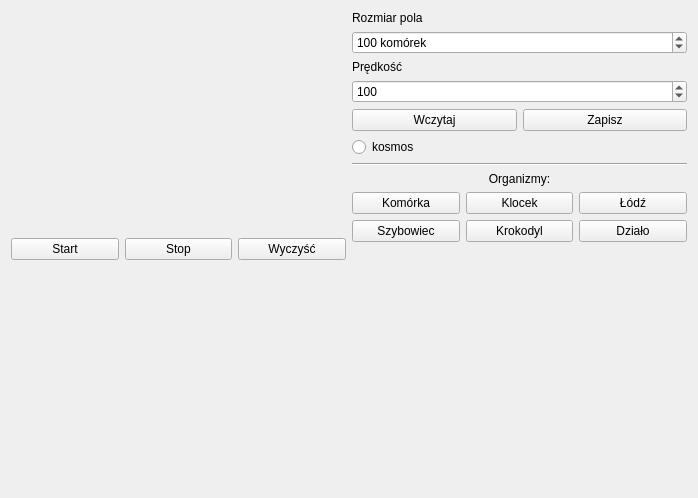
This is mainwindow.ui in Buczeq/conway as Qt 5 draws it before an edit. The edited form follows.
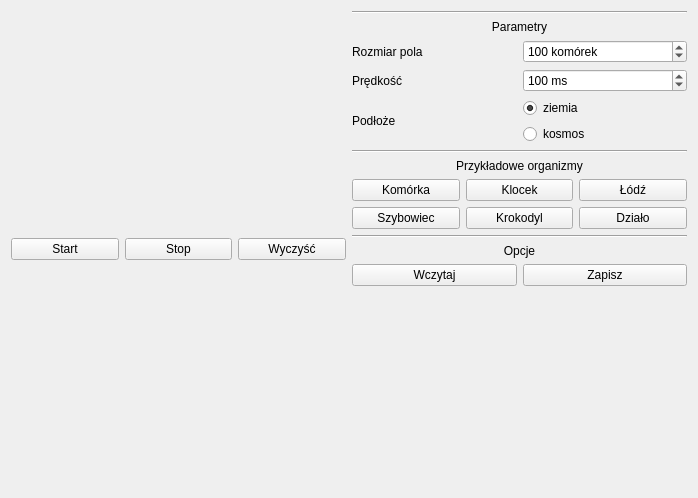
This is the edited form.

What changed in the file:
```diff
--- a/mainwindow.ui
+++ b/mainwindow.ui
@@ -55,6 +55,25 @@
          <layout class="QHBoxLayout" name="controlLayout"/>
         </item>
         <item>
+         <widget class="Line" name="line_3">
+          <property name="orientation">
+           <enum>Qt::Horizontal</enum>
+          </property>
+         </widget>
+        </item>
+        <item>
+         <widget class="QLabel" name="label_4">
+          <property name="text">
+           <string>Parametry</string>
+          </property>
+          <property name="alignment">
+           <set>Qt::AlignCenter</set>
+          </property>
+         </widget>
+        </item>
+        <item>
+         <layout class="QHBoxLayout" name="horizontalLayout_6">
+          <item>
          <widget class="QLabel" name="label">
           <property name="text">
            <string>Rozmiar pola</string>
@@ -77,6 +96,10 @@
           </property>
          </widget>
         </item>
+         </layout>
+        </item>
+        <item>
+         <layout class="QHBoxLayout" name="horizontalLayout_7">
         <item>
          <widget class="QLabel" name="label2">
           <property name="text">
@@ -87,6 +110,9 @@
         <item>
          <widget class="QSpinBox" name="iterInterval">
           <property name="suffix">
+             <string> ms</string>
+            </property>
+            <property name="prefix">
            <string/>
           </property>
           <property name="minimum">
@@ -103,23 +129,30 @@
           </property>
          </widget>
         </item>
-        <item>
-         <layout class="QHBoxLayout" name="fileLayout">
-          <item>
-           <widget class="QPushButton" name="loadButton">
-            <property name="text">
-             <string>Wczytaj</string>
-            </property>
-           </widget>
-          </item>
-          <item>
-           <widget class="QPushButton" name="saveButton">
-            <property name="text">
-             <string>Zapisz</string>
-            </property>
-           </widget>
-          </item>
          </layout>
+        </item>
+        <item>
+         <layout class="QHBoxLayout" name="horizontalLayout_4">
+          <item>
+           <widget class="QLabel" name="label_3">
+            <property name="text">
+             <string>Podłoże</string>
+            </property>
+           </widget>
+          </item>
+          <item>
+           <layout class="QHBoxLayout" name="horizontalLayout_8">
+            <item>
+             <layout class="QVBoxLayout" name="verticalLayout">
+              <item>
+               <widget class="QRadioButton" name="radioButton_2">
+                <property name="text">
+                 <string>ziemia</string>
+                </property>
+                <property name="checked">
+                 <bool>true</bool>
+                </property>
+               </widget>
         </item>
         <item>
          <widget class="QRadioButton" name="radioButton">
@@ -128,6 +161,12 @@
           </property>
          </widget>
         </item>
+             </layout>
+            </item>
+           </layout>
+          </item>
+         </layout>
+        </item>
         <item>
          <widget class="Line" name="line">
           <property name="orientation">
@@ -138,7 +177,7 @@
         <item>
          <widget class="QLabel" name="label_2">
           <property name="text">
-           <string>Organizmy:</string>
+           <string>Przykładowe organizmy</string>
           </property>
           <property name="alignment">
            <set>Qt::AlignCenter</set>
@@ -195,6 +234,41 @@
           </item>
          </layout>
         </item>
+        <item>
+         <widget class="Line" name="line_2">
+          <property name="orientation">
+           <enum>Qt::Horizontal</enum>
+          </property>
+         </widget>
+        </item>
+        <item>
+         <widget class="QLabel" name="label_5">
+          <property name="text">
+           <string>Opcje</string>
+          </property>
+          <property name="alignment">
+           <set>Qt::AlignCenter</set>
+          </property>
+         </widget>
+        </item>
+        <item>
+         <layout class="QHBoxLayout" name="fileLayout">
+          <item>
+           <widget class="QPushButton" name="loadButton">
+            <property name="text">
+             <string>Wczytaj</string>
+            </property>
+           </widget>
+          </item>
+          <item>
+           <widget class="QPushButton" name="saveButton">
+            <property name="text">
+             <string>Zapisz</string>
+            </property>
+           </widget>
+          </item>
+         </layout>
+        </item>
         <item>
          <spacer name="verticalSpacer">
           <property name="orientation">
```
Lines whose indentation alone changed are shown as unchanged.
